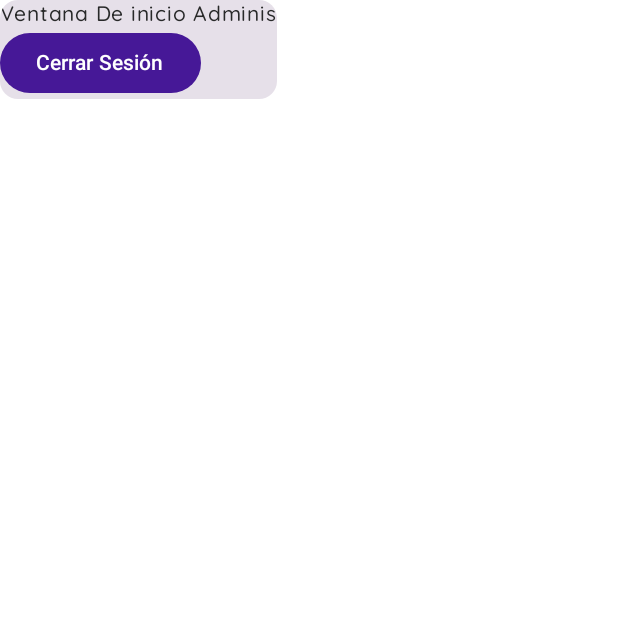
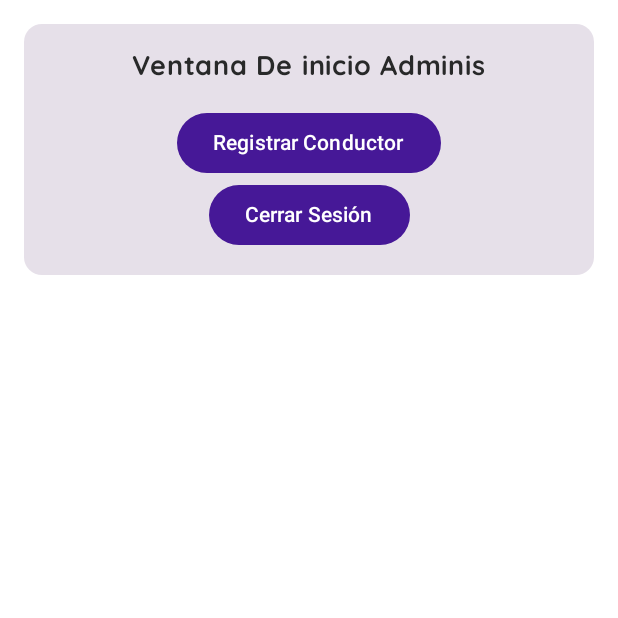
Before and after one commit to rancherito/TransporteApp, an Android app built with Jetpack Compose: the composable AdminDashboardView shown on its own in the app's theme, on a phone screen of 412 x 824 dp, the top half of it. Run offline under Robolectric (Android 15) with nearby library versions, the phone set to English and light mode, and no system bars; our stand-ins replace Dagger/Hilt's generated code, livedata-compose; Roboto replaces fonts that are not available here.

Commit message:
creacion de conductores

```diff
--- a/app/src/main/java/com/unamad/aulago/Constants.kt
+++ b/app/src/main/java/com/unamad/aulago/Constants.kt
@@ -30,8 +30,8 @@ object NavigationApp {
 
 class Roles {
     companion object {
-        const val Student = "USER"
-        const val Teacher = "ADMIN"
+        const val Conductor = "USER"
+        const val Administrator = "ADMIN"
     }
 }
 data class ColorSchemeCustom(
--- a/app/src/main/java/com/unamad/aulago/dao/SystemDao.kt
+++ b/app/src/main/java/com/unamad/aulago/dao/SystemDao.kt
@@ -21,4 +21,8 @@ interface SystemDao {
     fun getStream(key: String): LiveData<String?>
     @Query("DELETE FROM System")
     fun deleteAll()
+
+
+
+
 }
--- a/app/src/main/java/com/unamad/aulago/repository/GeneralRepository.kt
+++ b/app/src/main/java/com/unamad/aulago/repository/GeneralRepository.kt
@@ -10,7 +10,6 @@ import com.unamad.aulago.SystemDatabase
 import com.unamad.aulago.classes.Validation
 import com.unamad.aulago.genericReplacement
 import com.unamad.aulago.models.apiModels.UserApiModel
-import com.unamad.aulago.models.apiModels.WhatsappLinkApiModel
 import com.unamad.aulago.models.database.BuildingModel
 import com.unamad.aulago.models.database.CareerModel
 import com.unamad.aulago.models.database.ClassScheduleModel
--- a/app/src/main/java/com/unamad/aulago/ui/components/DecorationTitle.kt
+++ b/app/src/main/java/com/unamad/aulago/ui/components/DecorationTitle.kt
@@ -44,8 +44,8 @@ fun DecorationTitle(
         )
 
         if (arrayOf(
-                Roles.Student,
-                Roles.Teacher
+                Roles.Conductor,
+                Roles.Administrator
             ).contains(session?.role)
         ) {
             Spacer(modifier = Modifier.size(16.dp))
--- a/app/src/main/java/com/unamad/aulago/ui/views/teacher/AdminDashboardView.kt
+++ b/app/src/main/java/com/unamad/aulago/ui/views/teacher/AdminDashboardView.kt
@@ -1,21 +1,50 @@
 package com.unamad.aulago.ui.views.teacher
 
 import androidx.compose.foundation.layout.Column
+import androidx.compose.foundation.layout.Spacer
+import androidx.compose.foundation.layout.fillMaxWidth
+import androidx.compose.foundation.layout.padding
 import androidx.compose.material3.Button
 import androidx.compose.material3.Card
 import androidx.compose.material3.Text
 import androidx.compose.runtime.Composable
+import androidx.compose.ui.Modifier
+import androidx.compose.ui.unit.dp
+import androidx.compose.ui.unit.sp
+import androidx.navigation.NavController
 import com.unamad.aulago.ViewModelStorage
+import com.unamad.aulago.navControllerInstance
 import com.unamad.aulago.viewModelInstance
 
 
 @Composable
 fun AdminDashboardView(
     viewModelStorage: ViewModelStorage = viewModelInstance(),
+    navController: NavController = navControllerInstance()
+
 ) {
-    Card {
-        Column {
-            Text(text = "Ventana De inicio Adminis")
+    Card(
+        modifier = Modifier
+            .padding(16.dp)
+            .fillMaxWidth()
+    ) {
+        Column(
+            modifier = Modifier
+                .padding(16.dp)
+                .fillMaxWidth(),
+            horizontalAlignment = androidx.compose.ui.Alignment.CenterHorizontally
+        ) {
+            Text(text = "Ventana De inicio Adminis", fontSize = 18.sp, fontWeight = androidx.compose.ui.text.font.FontWeight.Bold)
+            Spacer(modifier = Modifier.padding(8.dp))
+
+            Button(onClick = {
+               //viewModelStorage.generalRepository.closeSessionAsync()
+                navController.navigate("newConductor")
+
+            }) {
+                Text(text = "Registrar Conductor")
+            }
+
             Button(onClick = {
                 viewModelStorage.generalRepository.closeSessionAsync()
             }) {
```
Also changed, not shown: app/src/main/java/com/unamad/aulago/ViewModelStorage.kt (+6 -3 lines), app/src/main/java/com/unamad/aulago/ui/layouts/DashboardLayout.kt (+1 -6 lines), app/src/main/java/com/unamad/aulago/ui/views/AccessView.kt (+2 -7 lines), app/src/main/java/com/unamad/aulago/ui/views/RouteView.kt (+10 -4 lines), app/src/main/java/com/unamad/aulago/ui/views/teacher/NewConductor.kt (added, +129 -0 lines).
